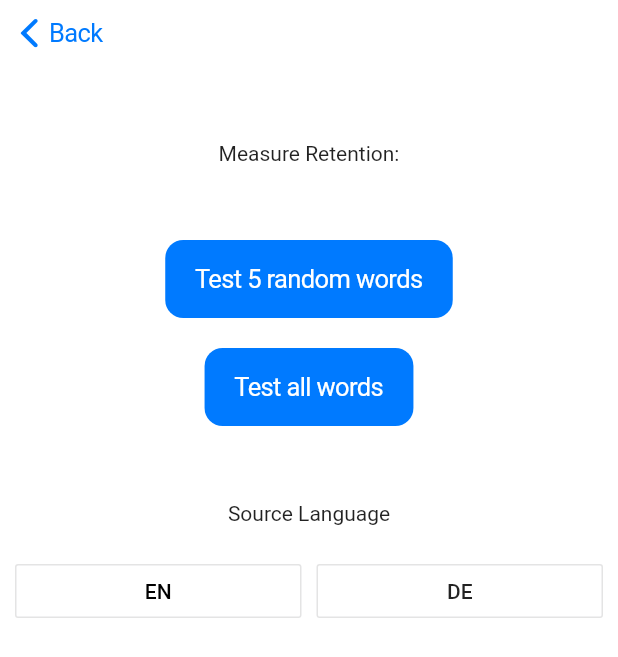
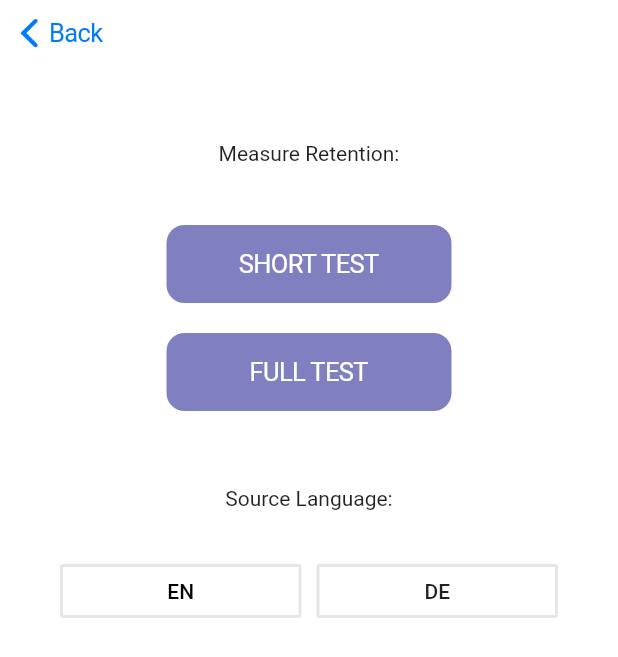
Before and after one commit to ernesto-elsaesser/translater, a Flutter app: the RetentionMetric widget shown alone on an empty page, opened directly, on a phone screen of 412 x 824 dp. Shown: the top 657 px of the screen. Run offline on Flutter 3.47's test engine with Material 2 defaults, Android fonts, the phone set to English and light mode, and no system bars; our stand-ins replace charts_flutter.

Commit message:
custom app icon, design changes

```diff
--- a/lib/widgets/LanguageSwitcher.dart
+++ b/lib/widgets/LanguageSwitcher.dart
@@ -23,15 +23,17 @@ class LanguageSwitcher extends StatelessWidget {
   }
 
   Widget _buildLangaugeButton(Language language) {
+    final borderSide = BorderSide(width: 2.0, color: CupertinoColors.lightBackgroundGray);
     VoidCallback onPressed;
     if (selected != language) {
       onPressed = () => onSwitch(language);
     }
     return Expanded(child: OutlineButton(
       child: Text(shortcode(language, upper: true)),
-      disabledBorderColor: CupertinoColors.inactiveGray,
+      disabledBorderColor: Color(0xFF6060A0),
       disabledTextColor: CupertinoColors.black,
       splashColor: CupertinoColors.white,
+      borderSide: borderSide,
       onPressed: onPressed));
   }
 }
--- a/lib/widgets/RetentionMetric.dart
+++ b/lib/widgets/RetentionMetric.dart
@@ -27,22 +27,27 @@ class RetentionMetricState extends State<RetentionMetric> {
     List<Widget> sections = [
       SizedBox(height: 50),
       Text("Measure Retention:"),
+      SizedBox(height: 40),
+      _buildButton("SHORT TEST", () => _shortTest(context)),
+      SizedBox(height: 20),
+      _buildButton("FULL TEST", () => _fullTest(context)),
       SizedBox(height: 50),
-      Center(child: CupertinoButton.filled(
-        child: Text("Test 5 random words"),
-        onPressed: () => _shortTest(context))
-      ),
+      Text("Source Language:"),
       SizedBox(height: 20),
-      Center(child: CupertinoButton.filled(
-        child: Text("Test all words"),
-        onPressed: () => _fullTest(context))
-      ),
-      SizedBox(height: 50),
-      Text("Source Language"),
-      SizedBox(height: 10),
-      languageSwitcher,
+      Container(padding: EdgeInsets.symmetric(horizontal: 30) , child: languageSwitcher),
     ];
     return SectionedTab(sections);
+  }
+
+  Widget _buildButton(String text, VoidCallback onPressed) {
+    final textStyle = TextStyle(color: CupertinoColors.white);
+    return Center(child: CupertinoButton(
+      color: Color(0xFF8080C0),
+      child: SizedBox(
+        width: 150,
+        child: Center(child: Text(text, style: textStyle))),
+      onPressed: onPressed)
+    );
   }
 
   void _switchLanguage(Language language) {
```
Also changed, not shown: icon-1024.png (added), 29 other files.
